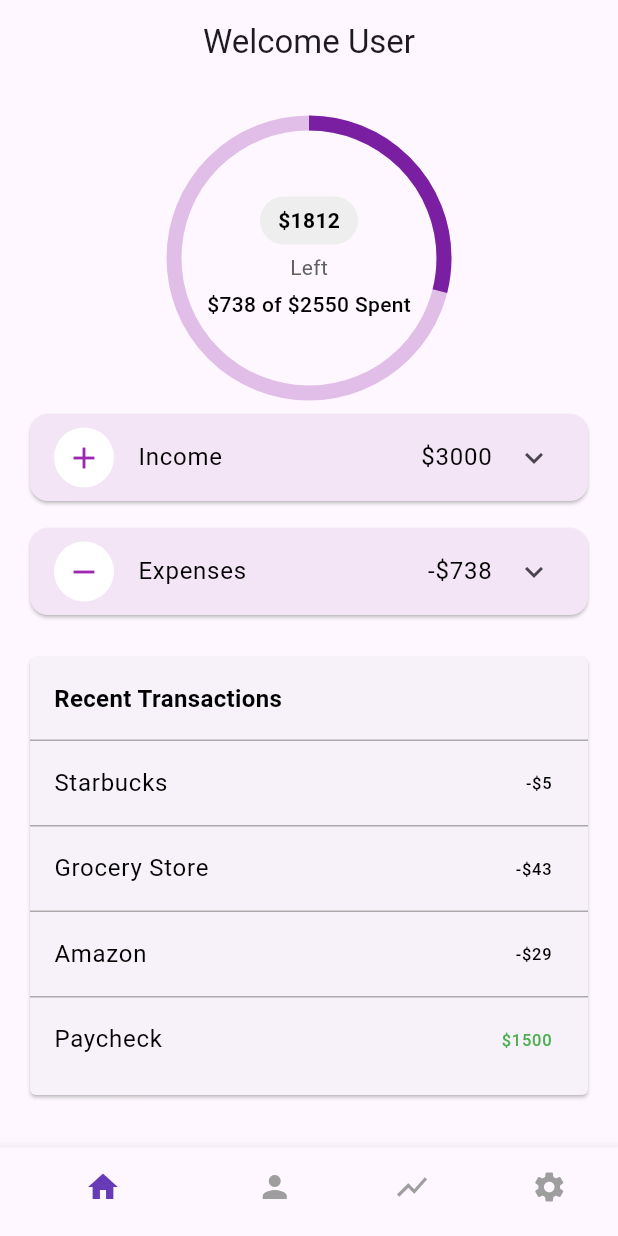
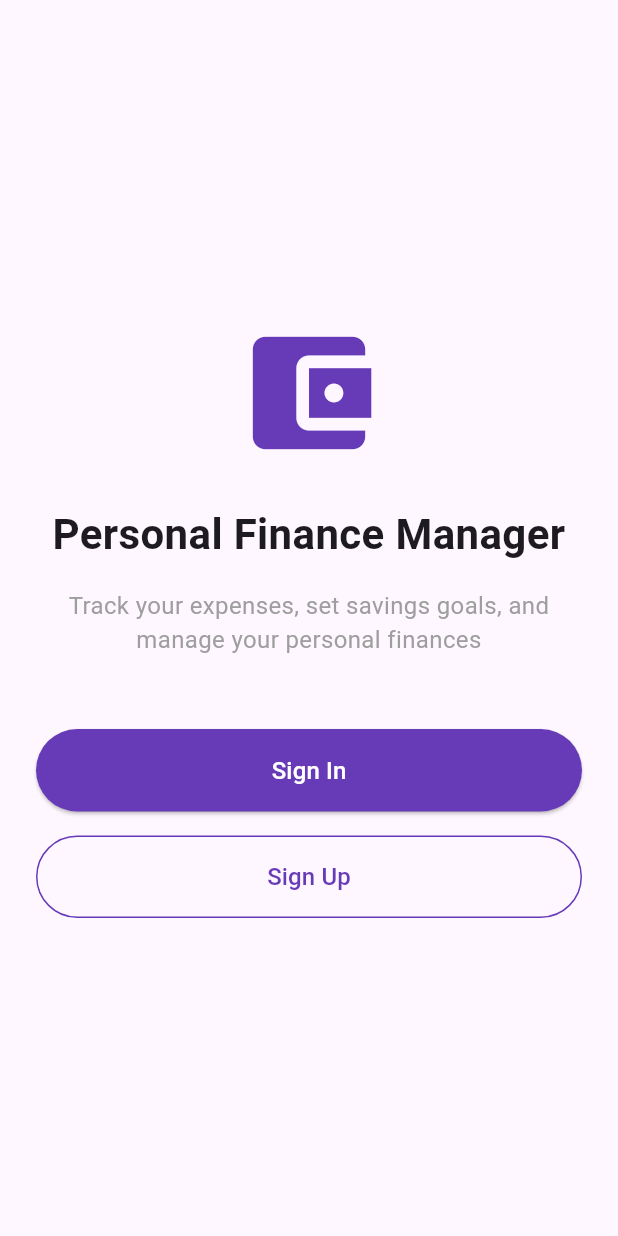
Before and after one commit to tan8325/Project_1, a Flutter app: the screen it shows after launch, on a phone screen of 412 x 824 dp. Run offline on Flutter 3.47's test engine with Material 3 defaults, Android fonts, the phone set to English and light mode, and no system bars; our stand-ins replace fl_chart, sqflite; accounts and stored records are empty.

Commit message:
Implemented Welcome Screen with User login using SQlite

```diff
--- a/lib/main.dart
+++ b/lib/main.dart
@@ -1,13 +1,25 @@
 import 'package:flutter/material.dart';
+import 'package:project1/services/auth_service.dart';
+import 'welcome_screen.dart';
 import 'home_page.dart';
 import 'user_page.dart';
 import 'graph_page.dart';
 import 'settings_page.dart';
 
-void main() => runApp(const MyApp());
+void main() async {
+  WidgetsFlutterBinding.ensureInitialized();
+
+  // Check if user is already logged in
+  final authService = AuthService();
+  final currentUser = await authService.getCurrentUser();
+
+  runApp(MyApp(isLoggedIn: currentUser != null));
+}
 
 class MyApp extends StatelessWidget {
-  const MyApp({super.key});
+  final bool isLoggedIn;
+
+  const MyApp({super.key, required this.isLoggedIn});
 
   @override
   Widget build(BuildContext context) {
@@ -18,7 +30,7 @@ class MyApp extends StatelessWidget {
         colorScheme: ColorScheme.fromSeed(seedColor: Colors.deepPurple),
         useMaterial3: true,
       ),
-      home: const HomeScreen(),
+      home: isLoggedIn ? const HomeScreen() : const WelcomeScreen(),
     );
   }
 }
--- /dev/null
+++ b/lib/welcome_screen.dart
@@ -0,0 +1,78 @@
+import 'package:flutter/material.dart';
+import 'login_screen.dart';
+import 'signup_screen.dart';
+import 'main.dart';
+
+class WelcomeScreen extends StatelessWidget {
+  const WelcomeScreen({super.key});
+
+  @override
+  Widget build(BuildContext context) {
+    return Scaffold(
+      body: SafeArea(
+        child: Padding(
+          padding: const EdgeInsets.symmetric(horizontal: 24.0),
+          child: Column(
+            mainAxisAlignment: MainAxisAlignment.center,
+            crossAxisAlignment: CrossAxisAlignment.stretch,
+            children: [
+              const Icon(
+                Icons.account_balance_wallet,
+                size: 100,
+                color: Colors.deepPurple,
+              ),
+              const SizedBox(height: 24),
+              const Text(
+                'Personal Finance Manager',
+                textAlign: TextAlign.center,
+                style: TextStyle(
+                  fontSize: 28,
+                  fontWeight: FontWeight.bold,
+                ),
+              ),
+              const SizedBox(height: 16),
+              const Text(
+                'Track your expenses, set savings goals, and manage your personal finances',
+                textAlign: TextAlign.center,
+                style: TextStyle(
+                  fontSize: 16,
+                  color: Colors.grey,
+                ),
+              ),
+              const SizedBox(height: 48),
+              ElevatedButton(
+                onPressed: () {
+                  Navigator.push(
+                    context,
+                    MaterialPageRoute(builder: (context) => const LoginScreen()),
+                  );
+                },
+                style: ElevatedButton.styleFrom(
+                  padding: const EdgeInsets.symmetric(vertical: 16),
+                  backgroundColor: Colors.deepPurple,
+                  foregroundColor: Colors.white,
+                ),
+                child: const Text('Sign In', style: TextStyle(fontSize: 16)),
+              ),
+              const SizedBox(height: 16),
+              OutlinedButton(
+                onPressed: () {
+                  Navigator.push(
+                    context,
+                    MaterialPageRoute(builder: (context) => const SignupScreen()),
+                  );
+                },
+                style: OutlinedButton.styleFrom(
+                  padding: const EdgeInsets.symmetric(vertical: 16),
+                  side: const BorderSide(color: Colors.deepPurple),
+                ),
+                child: const Text('Sign Up',
+                  style: TextStyle(fontSize: 16, color: Colors.deepPurple)),
+              ),
+            ],
+          ),
+        ),
+      ),
+    );
+  }
+}
--- a/pubspec.yaml
+++ b/pubspec.yaml
@@ -33,6 +33,7 @@ dependencies:
   sqflite: ^2.4.2
   fl_chart: ^0.64.0
   intl: ^0.18.1
+  path: ^1.8.3
 
   # The following adds the Cupertino Icons font to your application.
   # Use with the CupertinoIcons class for iOS style icons.
```
Also changed, not shown: lib/login_screen.dart (added, +157 -0 lines), lib/services/auth_service.dart (added, +140 -0 lines), lib/settings_page.dart (+15 -0 lines), lib/signup_screen.dart (added, +191 -0 lines), pubspec.lock.
